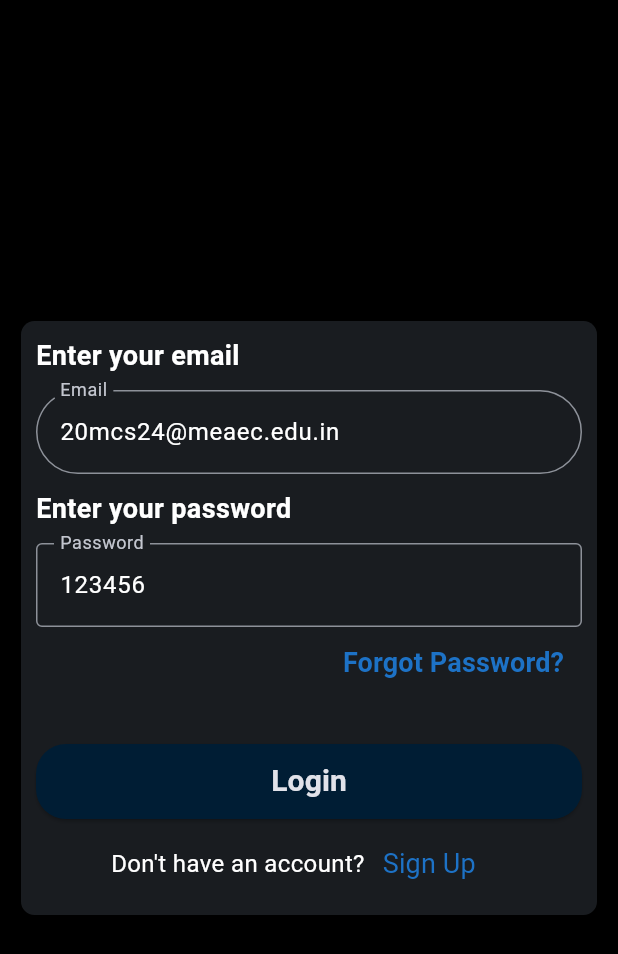
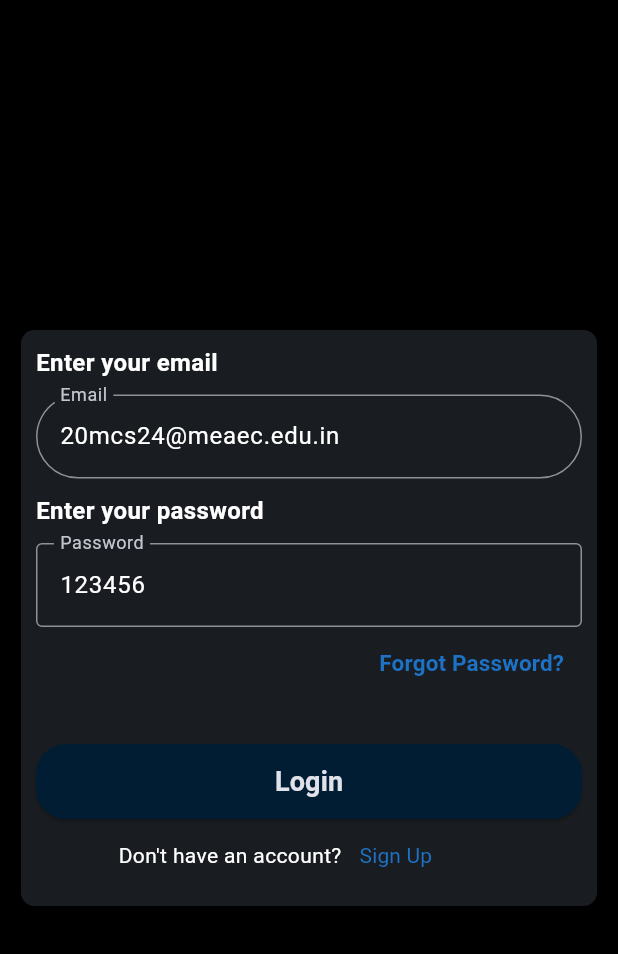
Before and after one commit to fathimafida/job_placement, a Flutter app: the screen it shows after launch, on a phone screen of 412 x 824 dp. Shown: the top 954 px of the screen. Run offline on Flutter 3.47's test engine with Material 3 defaults, Android fonts, the phone set to English and light mode, and no system bars; our stand-ins replace bloc, dio, flex_color_scheme, flutter_bloc, google_fonts, image_picker and 1 more; missing offline and left inert: flutter_quill, logman, wolt_modal_sheet.

Commit message:
changes added

```diff
--- a/lib/common/utils/dioClient.dart
+++ b/lib/common/utils/dioClient.dart
@@ -4,8 +4,6 @@ import 'logman_interceptor.dart';
 
 final bool isEmulator = false;
 final dioClient = Dio(BaseOptions(
-  baseUrl: isEmulator
-      ? "http://10.0.0.2:8000"
-      : 'https://521f-59-93-232-36.ngrok-free.app',
+  baseUrl: isEmulator ? "http://10.0.0.2:8000" : 'http://localhost:8000',
 ))
   ..interceptors.add(LogmanDioInterceptor());
--- a/lib/features/auth/views/auth_screen.dart
+++ b/lib/features/auth/views/auth_screen.dart
@@ -54,7 +54,7 @@ class _AuthScreenState extends State<AuthScreen> {
                     children: [
                       Text(
                         "Enter your email",
-                        style: applyTextStyle(18, FontWeight.bold),
+                        style: applyTextStyle(16, FontWeight.bold),
                       ),
                       SizedBox(
                         height: 10,
@@ -88,7 +88,7 @@ class _AuthScreenState extends State<AuthScreen> {
                       ),
                       Text(
                         "Enter your password",
-                        style: applyTextStyle(18, FontWeight.bold),
+                        style: applyTextStyle(16, FontWeight.bold),
                       ),
                       SizedBox(
                         height: 10,
@@ -118,7 +118,7 @@ class _AuthScreenState extends State<AuthScreen> {
                           onPressed: () {},
                           child: Text(
                             "Forgot Password?",
-                            style: applyTextStyle(18, FontWeight.bold),
+                            style: applyTextStyle(15, FontWeight.bold),
                           ),
                         ),
                       ]),
@@ -148,7 +148,7 @@ class _AuthScreenState extends State<AuthScreen> {
                             onPressed: _onLogin,
                             child: Text(
                               "Login",
-                              style: applyTextStyle(20, FontWeight.bold),
+                              style: applyTextStyle(18, FontWeight.bold),
                             ),
                             style: ElevatedButton.styleFrom(
                                 backgroundColor: Theme.of(context)
@@ -162,17 +162,14 @@ class _AuthScreenState extends State<AuthScreen> {
                           );
                         },
                       ),
-                      SizedBox(
-                        height: 6,
-                      ),
                       Row(
                         children: [
-                          SizedBox(
-                            width: 50,
+                          const SizedBox(
+                            width: 55,
                           ),
                           Text(
                             "Don't have an account?",
-                            style: applyTextStyle(16, FontWeight.normal),
+                            style: applyTextStyle(14, FontWeight.normal),
                           ),
                           TextButton(
                               onPressed: () {
@@ -180,7 +177,7 @@ class _AuthScreenState extends State<AuthScreen> {
                               },
                               child: Text(
                                 "Sign Up",
-                                style: applyTextStyle(18, FontWeight.normal),
+                                style: applyTextStyle(14, FontWeight.normal),
                               )),
                         ],
                       ),
--- a/lib/features/home/views/home_view.dart
+++ b/lib/features/home/views/home_view.dart
@@ -69,8 +69,8 @@ class _HomeViewState extends State<HomeView> {
                               navigateTO(context, AddEditJobPost());
                             },
                             child: Container(
-                              padding: EdgeInsets.only(top: 2, bottom: 2),
-                              width: 55,
+                              padding: EdgeInsets.only(top: 3, bottom: 3),
+                              width: 57,
                               decoration: BoxDecoration(
                                   borderRadius: BorderRadius.circular(10),
                                   color: Theme.of(context)
```
Also changed, not shown: lib/features/detailPage/views/job_detail_page.dart (+4 -4 lines), lib/features/home/widgets/job_list.dart (+12 -7 lines).
